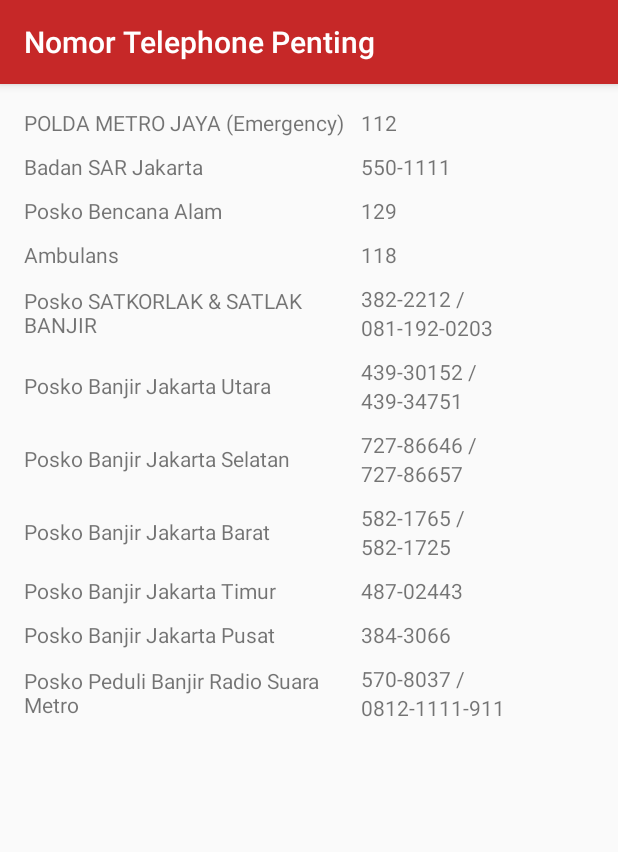
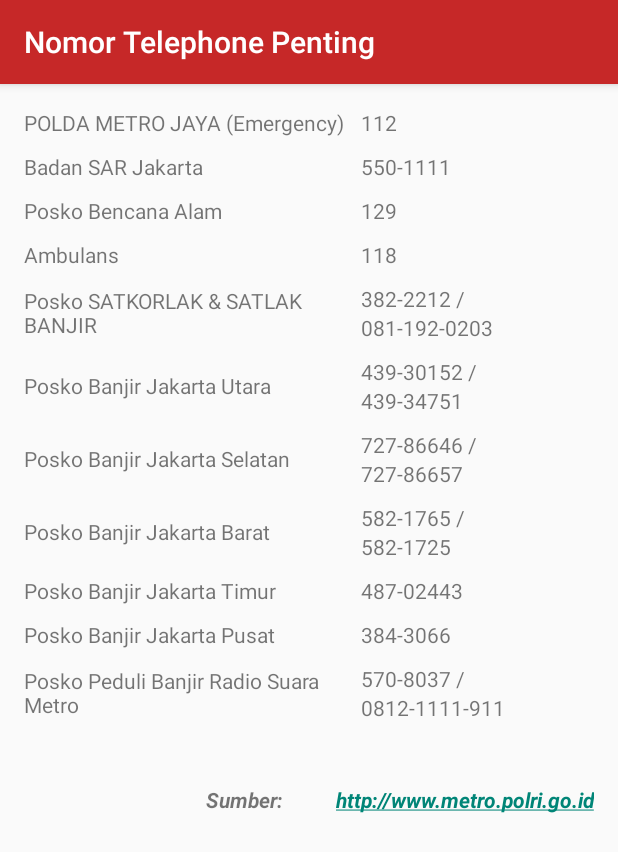
Before and after one commit to vhiefa/SiagaBanjir, an Android app: the TelephoneActivity screen opened directly, with no data from a screen before it, on a phone screen of 412 x 824 dp. Shown: the top 852 px of the screen. Run offline under Robolectric (Android 15) with nearby library versions, the phone set to English and light mode, and no system bars.

Commit message:
forgot attach source of phone numbers

```diff
--- a/app/src/main/res/layout/activity_telephone.xml
+++ b/app/src/main/res/layout/activity_telephone.xml
@@ -10,8 +10,15 @@
 
         <ScrollView
             android:layout_width="match_parent"
-            android:layout_height="match_parent"
+            android:layout_height="wrap_content"
             android:id="@+id/scrollView2" >
+
+
+            <LinearLayout
+                android:orientation="vertical"
+                android:layout_width="fill_parent"
+                android:layout_height="fill_parent">
+
                 <TableLayout
                     android:layout_width="fill_parent"
                     android:layout_height="fill_parent"
@@ -392,9 +399,6 @@
 
                 </TableLayout>
 
-
-        </ScrollView>
-
                 <LinearLayout
                     android:orientation="horizontal"
                     android:layout_width="match_parent"
@@ -420,5 +424,7 @@
                         android:textStyle="bold|italic"
                         android:autoLink="web" />
                 </LinearLayout>
+            </LinearLayout>
+        </ScrollView>
 
     </LinearLayout>
```
Lines whose indentation alone changed are shown as unchanged.
